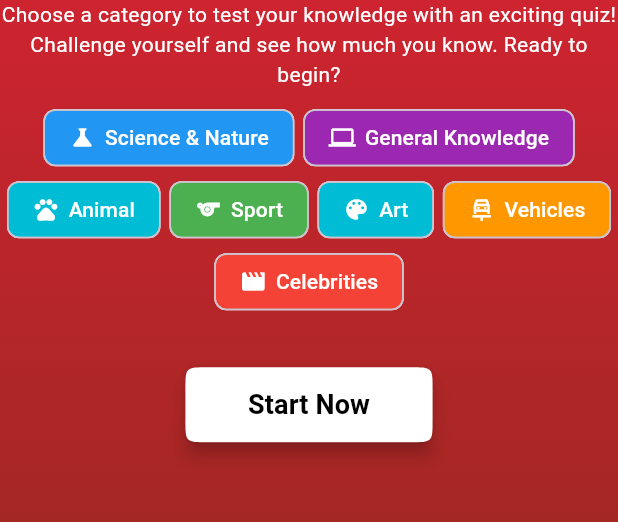
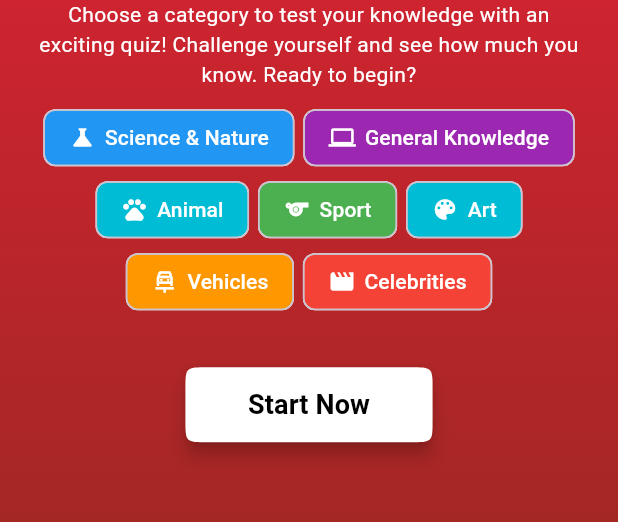
Before and after one commit to Ahsan-Hafeez22/Trivia_Quiz_App, a Flutter app: the screen it shows after launch, after a tap on "Continue", on a phone screen of 412 x 824 dp, the part 486-1008 px from its top. Run offline on Flutter 3.47's test engine with Material 3 defaults, Android fonts, the phone set to English and light mode, and no system bars; our stand-ins replace animated_custom_dropdown, cloud_firestore, connectivity_plus, firebase_auth, firebase_core, flutter_dotenv and 6 more; accounts and stored records are empty; network calls fail.

```diff
--- /dev/null
+++ b/lib/bindings/forgot_password_binding.dart
@@ -0,0 +1,9 @@
+import 'package:get/get.dart';
+import 'package:trivia_quiz_app/view_model/controller/auth_controllers/forgot_password_controller.dart';
+
+class ForgotPasswordBinding extends Bindings {
+  @override
+  void dependencies() {
+    Get.lazyPut<ForgotPasswordController>(() => ForgotPasswordController());
+  }
+}
--- /dev/null
+++ b/lib/bindings/loading_binding.dart
@@ -0,0 +1,9 @@
+import 'package:get/get.dart';
+import 'package:trivia_quiz_app/view_model/controller/loading_controller.dart';
+
+class LoadingBinding extends Bindings {
+  @override
+  void dependencies() {
+    Get.lazyPut<LoadingController>(() => LoadingController());
+  }
+}
--- /dev/null
+++ b/lib/bindings/quiz_binding.dart
@@ -0,0 +1,9 @@
+import 'package:get/get.dart';
+import 'package:trivia_quiz_app/view_model/controller/home_controller/quiz_controller.dart';
+
+class QuizBinding extends Bindings {
+  @override
+  void dependencies() {
+    Get.lazyPut<QuizController>(() => QuizController());
+  }
+}
--- a/lib/res/routes/routes.dart
+++ b/lib/res/routes/routes.dart
@@ -1,4 +1,9 @@
 import 'package:get/get.dart';
+import 'package:trivia_quiz_app/bindings/forgot_password_binding.dart';
+import 'package:trivia_quiz_app/bindings/loading_binding.dart';
+import 'package:trivia_quiz_app/bindings/login_binding.dart';
+import 'package:trivia_quiz_app/bindings/quiz_binding.dart';
+import 'package:trivia_quiz_app/bindings/register_binding.dart';
 import 'package:trivia_quiz_app/res/routes/routes_name.dart';
 import 'package:trivia_quiz_app/view/Auth/forgot_password.dart';
 import 'package:trivia_quiz_app/view/Home/edit_user_screen.dart';
@@ -23,21 +28,24 @@ class AppRoutes {
       GetPage(
         name: RoutesName.loginView,
         page: () => LoginView(),
+        binding: LoginBinding(),
         transition: Transition.rightToLeft,
       ),
       GetPage(
         name: RoutesName.registerView,
         page: () => RegisterView(),
+        binding: RegisterBinding(),
+        transition: Transition.rightToLeft,
+      ),
+      GetPage(
+        name: RoutesName.forgotPassword,
+        page: () => ForgotPassword(),
+        binding: ForgotPasswordBinding(),
         transition: Transition.rightToLeft,
       ),
       GetPage(
         name: RoutesName.homeView,
         page: () => HomeView(),
-        transition: Transition.rightToLeft,
-      ),
-      GetPage(
-        name: RoutesName.forgotPassword,
-        page: () => ForgotPassword(),
         transition: Transition.rightToLeft,
       ),
       GetPage(
@@ -48,11 +56,13 @@ class AppRoutes {
       GetPage(
         name: RoutesName.quizSelectionView,
         page: () => QuizSelectionView(),
+        binding: QuizBinding(),
         transition: Transition.rightToLeft,
       ),
       GetPage(
         name: RoutesName.quizScreen,
         page: () => QuizScreen(),
+        binding: LoadingBinding(),
         transition: Transition.rightToLeft,
       ),
       GetPage(
--- a/lib/view/Auth/Login/login_view.dart
+++ b/lib/view/Auth/Login/login_view.dart
@@ -26,7 +26,7 @@ class _LoginViewState extends State<LoginView> {
   FocusNode focusNodeEmail = FocusNode();
   FocusNode focusNodePassword = FocusNode();
   final _formKey = GlobalKey<FormState>();
-  final loginController = Get.put(LoginController());
+  final loginController = Get.find<LoginController>();
   final googleSinginController = Get.put(GoogleController());
   final mLocaleData = TriviaQuizApp.mLocate[ConfigKeysTitle.loginScreen];
 
--- a/lib/view/Auth/Sign Up/register_view.dart
+++ b/lib/view/Auth/Sign Up/register_view.dart
@@ -27,7 +27,7 @@ class _RegisterViewState extends State<RegisterView> {
   final FocusNode focusNode3 = FocusNode();
   final FocusNode focusNode4 = FocusNode();
   final _formKey = GlobalKey<FormState>();
-  final signupController = Get.put(SignupController());
+  final signupController = Get.find<SignupController>();
   final mLocaleData = TriviaQuizApp.mLocate[ConfigKeysTitle.registerScreen];
   @override
   Widget build(BuildContext context) {
--- a/lib/view/Auth/forgot_password.dart
+++ b/lib/view/Auth/forgot_password.dart
@@ -20,7 +20,7 @@ class ForgotPassword extends StatefulWidget {
 class _ForgotPasswordState extends State<ForgotPassword> {
   TextEditingController emailController = TextEditingController();
   FocusNode focusNodeEmail = FocusNode();
-  final fpc = Get.put(ForgotPasswordController());
+  final fpc = Get.find<ForgotPasswordController>();
   final _formKey = GlobalKey<FormState>();
   final mLocaleData =
       TriviaQuizApp.mLocate[ConfigKeysTitle.forgotPasswordScreen];
--- a/lib/view/Home/home_view.dart
+++ b/lib/view/Home/home_view.dart
@@ -120,8 +120,7 @@ class _HomeViewState extends State<HomeView> {
                                   user?.displayName ?? "Guest",
                                   style: AppFonts.bold18(),
                                   overflow: TextOverflow.ellipsis,
-                                  maxLines:
-                                      1, // Ensures it truncates if too long
+                                  maxLines: 1,
                                   softWrap: true,
                                 ),
                               ),
@@ -132,7 +131,7 @@ class _HomeViewState extends State<HomeView> {
                                   style: const TextStyle(
                                       color: Colors.white70, fontSize: 12),
                                   overflow: TextOverflow.ellipsis,
-                                  maxLines: 1, // Ensures email doesn't overflow
+                                  maxLines: 1,
                                   softWrap: true,
                                 ),
                               ),
@@ -152,6 +151,10 @@ class _HomeViewState extends State<HomeView> {
                   ),
                 ),
 
+                Padding(
+                  padding: const EdgeInsets.symmetric(horizontal: 20),
+                  child: Column(
+                    children: [
                       Center(
                         child: Text(
                           'Choose a category to test your knowledge with an exciting quiz! Challenge yourself and see how much you know. Ready to begin?',
@@ -167,15 +170,21 @@ class _HomeViewState extends State<HomeView> {
                         children: [
                           _quizCategoryTile(
                               Icons.science, "Science & Nature", Colors.blue),
+                          _quizCategoryTile(Icons.computer, "General Knowledge",
+                              Colors.purple),
+                          _quizCategoryTile(Icons.pets, "Animal", Colors.cyan),
                           _quizCategoryTile(
-                        Icons.computer, "General Knowledge", Colors.purple),
-                    _quizCategoryTile(Icons.pets, "Animal", Colors.cyan),
-                    _quizCategoryTile(Icons.sports, "Sport", Colors.green),
-                    _quizCategoryTile(Icons.color_lens, "Art", Colors.cyan),
+                              Icons.sports, "Sport", Colors.green),
                           _quizCategoryTile(
-                        Icons.car_repair_outlined, "Vehicles", Colors.orange),
-                    _quizCategoryTile(Icons.movie, "Celebrities", Colors.red),
+                              Icons.color_lens, "Art", Colors.cyan),
+                          _quizCategoryTile(Icons.car_repair_outlined,
+                              "Vehicles", Colors.orange),
+                          _quizCategoryTile(
+                              Icons.movie, "Celebrities", Colors.red),
                         ],
+                      ),
+                    ],
+                  ),
                 ),
 
                 SizedBox(height: Get.height * 0.04),
--- a/lib/view/Home/question_detail_screen.dart
+++ b/lib/view/Home/question_detail_screen.dart
@@ -149,7 +149,7 @@ class QuestionsDetailScreenState extends State<QuestionsDetailScreen> {
                                       const SizedBox(width: 8),
                                       Expanded(
                                         child: Text(
-                                          answer,
+                                          unescape.convert(answer),
                                           style: TextStyle(
                                             color: answer == correctAnswer
                                                 ? Colors.green
--- a/lib/view/Home/quiz_selection_view.dart
+++ b/lib/view/Home/quiz_selection_view.dart
@@ -19,7 +19,7 @@ class QuizSelectionView extends StatefulWidget {
 
 class _QuizSelectionViewState extends State<QuizSelectionView> {
   final TextEditingController _controller = TextEditingController(text: '10');
-  final quizController = Get.put(QuizController());
+  final quizController = Get.find<QuizController>();
   Map<String, dynamic> data = Get.arguments ?? {};
 
   /// Dropdown Lists
```
Also changed, not shown: lib/bindings/login_binding.dart (added, +11 -0 lines), lib/bindings/register_binding.dart (added, +11 -0 lines), lib/view/Home/quiz_screen.dart (+11 -7 lines), lib/view_model/service/user_data_service.dart (deleted, +0 -22 lines). Lines whose indentation alone changed are shown as unchanged.
